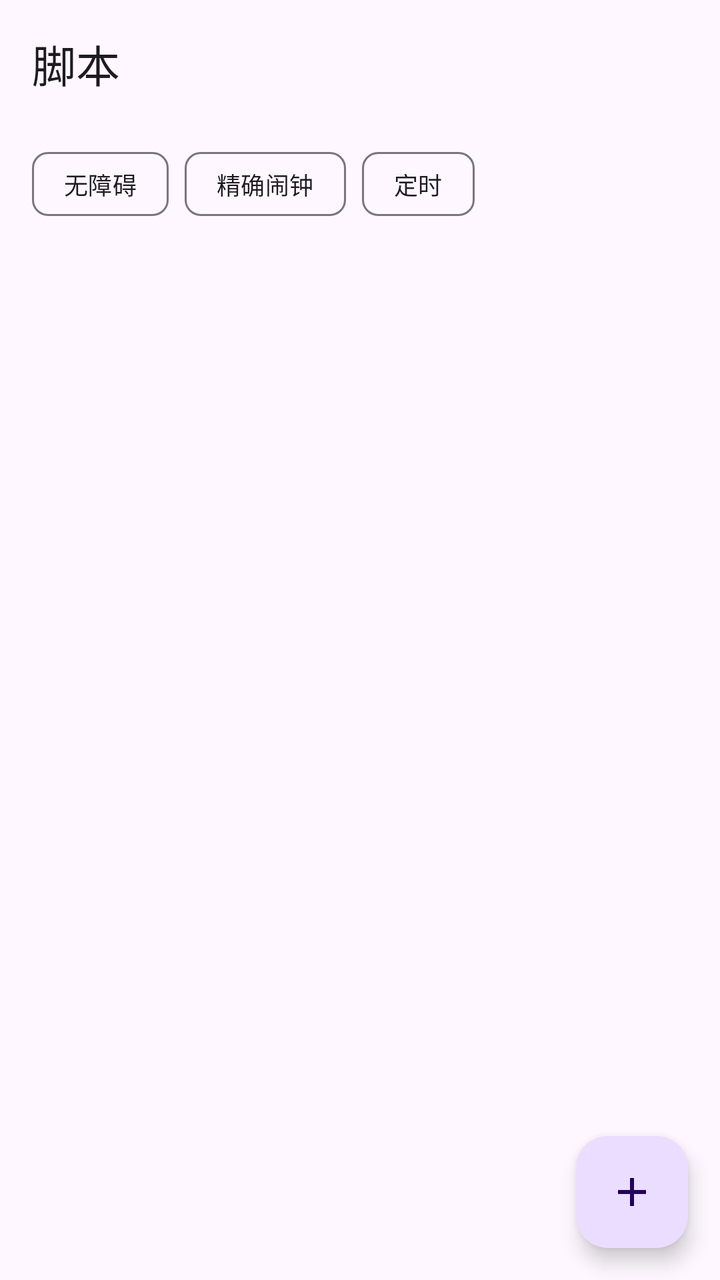
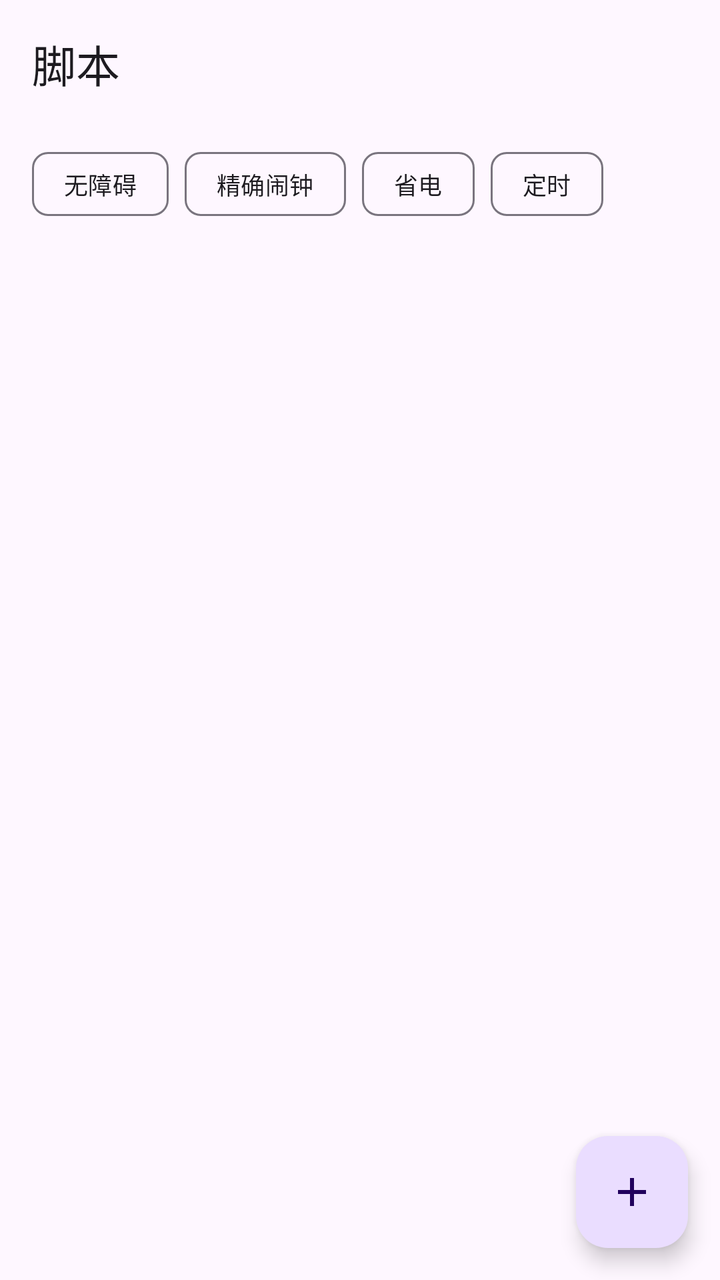

Compare the two renders of this Android layout. The source of the first and the diff that turns it into the second are given below.
<!-- AndroidManifest.xml: application theme Theme.MicroAuto -->
<!-- res/layout/activity_main.xml -->
<?xml version="1.0" encoding="utf-8"?>
<androidx.coordinatorlayout.widget.CoordinatorLayout xmlns:android="http://schemas.android.com/apk/res/android"
    xmlns:app="http://schemas.android.com/apk/res-auto"
    android:id="@+id/root"
    android:layout_width="match_parent"
    android:layout_height="match_parent"
    android:background="?attr/colorSurface">

    <LinearLayout
        android:layout_width="match_parent"
        android:layout_height="match_parent"
        android:orientation="vertical">

        <com.google.android.material.appbar.MaterialToolbar
            android:id="@+id/toolbar"
            android:layout_width="match_parent"
            android:layout_height="?attr/actionBarSize"
            app:navigationIconTint="?attr/colorOnSurface"
            app:title="脚本"
            app:titleTextAppearance="?attr/textAppearanceTitleLarge" />

        <com.google.android.material.chip.ChipGroup
            android:id="@+id/statusChips"
            android:layout_width="match_parent"
            android:layout_height="wrap_content"
            android:paddingStart="16dp"
            android:paddingTop="4dp"
            android:paddingEnd="16dp"
            android:paddingBottom="8dp"
            app:chipSpacingHorizontal="8dp"
            app:chipSpacingVertical="4dp">

                <com.google.android.material.chip.Chip
                    android:id="@+id/chipAccessibility"
                    style="@style/Widget.MicroAuto.Chip.Status"
                    android:layout_width="wrap_content"
                    android:layout_height="wrap_content"
                    android:checkable="false"
                    android:clickable="true"
                    android:text="无障碍" />

                <com.google.android.material.chip.Chip
                    android:id="@+id/chipAlarm"
                    style="@style/Widget.MicroAuto.Chip.Status"
                    android:layout_width="wrap_content"
                    android:layout_height="wrap_content"
                    android:checkable="false"
                    android:clickable="true"
                    android:text="精确闹钟" />

                <com.google.android.material.chip.Chip
                    android:id="@+id/chipSchedule"
                    style="@style/Widget.MicroAuto.Chip.Status"
                    android:layout_width="wrap_content"
                    android:layout_height="wrap_content"
                    android:checkable="false"
                    android:clickable="true"
                    android:text="定时" />
        </com.google.android.material.chip.ChipGroup>

        <FrameLayout
            android:layout_width="match_parent"
            android:layout_height="0dp"
            android:layout_weight="1">

            <androidx.recyclerview.widget.RecyclerView
                android:id="@+id/scriptList"
                android:layout_width="match_parent"
                android:layout_height="match_parent"
                android:clipToPadding="false"
                android:paddingStart="8dp"
                android:paddingTop="4dp"
                android:paddingEnd="8dp"
                android:paddingBottom="96dp"
                android:scrollbars="vertical" />

            <LinearLayout
                android:id="@+id/emptyState"
                android:layout_width="match_parent"
                android:layout_height="match_parent"
                android:gravity="center"
                android:orientation="vertical"
                android:padding="32dp"
                android:visibility="gone">

                <TextView
                    android:id="@+id/emptyTitle"
                    android:layout_width="wrap_content"
                    android:layout_height="wrap_content"
                    android:text="还没有脚本"
                    android:textAppearance="?attr/textAppearanceTitleMedium" />

                <TextView
                    android:id="@+id/emptyHint"
                    android:layout_width="wrap_content"
                    android:layout_height="wrap_content"
                    android:layout_marginTop="8dp"
                    android:gravity="center"
                    android:text="新建一个脚本，或从文件导入 .js / .txt"
                    android:textAppearance="?attr/textAppearanceBodyMedium"
                    android:textColor="?attr/colorOnSurfaceVariant" />

                <com.google.android.material.button.MaterialButton
                    android:id="@+id/btnEmptyNew"
                    android:layout_width="wrap_content"
                    android:layout_height="wrap_content"
                    android:layout_marginTop="16dp"
                    android:text="新建脚本" />

                <com.google.android.material.button.MaterialButton
                    android:id="@+id/btnEmptyImport"
                    style="@style/Widget.Material3.Button.TextButton"
                    android:layout_width="wrap_content"
                    android:layout_height="wrap_content"
                    android:text="导入脚本" />

                <com.google.android.material.button.MaterialButton
                    android:id="@+id/btnEmptyFolder"
                    style="@style/Widget.Material3.Button.TextButton"
                    android:layout_width="wrap_content"
                    android:layout_height="wrap_content"
                    android:text="新建文件夹" />
            </LinearLayout>
        </FrameLayout>
    </LinearLayout>

    <com.google.android.material.floatingactionbutton.FloatingActionButton
        android:id="@+id/fabNew"
        android:layout_width="wrap_content"
        android:layout_height="wrap_content"
        android:layout_gravity="bottom|end"
        android:layout_margin="16dp"
        android:contentDescription="新建脚本"
        app:srcCompat="@drawable/ic_add"
        app:tint="?attr/colorOnPrimaryContainer" />
</androidx.coordinatorlayout.widget.CoordinatorLayout>
<!-- resources referenced by this layout -->
<resources>
  <!-- drawable ic_add (drawable) -->
  <vector xmlns:android="http://schemas.android.com/apk/res/android"
      android:width="24dp"
      android:height="24dp"
      android:viewportWidth="24"
      android:viewportHeight="24">
      <path
          android:fillColor="#FFFFFFFF"
          android:pathData="M19,13h-6v6h-2v-6H5v-2h6V5h2v6h6v2z" />
  </vector>
  <style name="Widget.MicroAuto.Chip.Status" parent="Widget.Material3.Chip.Assist">
          <item name="android:textSize">12sp</item>
          <item name="chipMinHeight">32dp</item>
      </style>
  <style name="Theme.MicroAuto" parent="Theme.Material3.DayNight.NoActionBar" />
</resources>

<!-- the commit's change to res/layout/activity_main.xml (unified diff, before → after) -->
@@ -47,6 +47,15 @@
                     android:checkable="false"
                     android:clickable="true"
                     android:text="精确闹钟" />
+
+                <com.google.android.material.chip.Chip
+                    android:id="@+id/chipBattery"
+                    style="@style/Widget.MicroAuto.Chip.Status"
+                    android:layout_width="wrap_content"
+                    android:layout_height="wrap_content"
+                    android:checkable="false"
+                    android:clickable="true"
+                    android:text="省电" />
 
                 <com.google.android.material.chip.Chip
                     android:id="@+id/chipSchedule"
